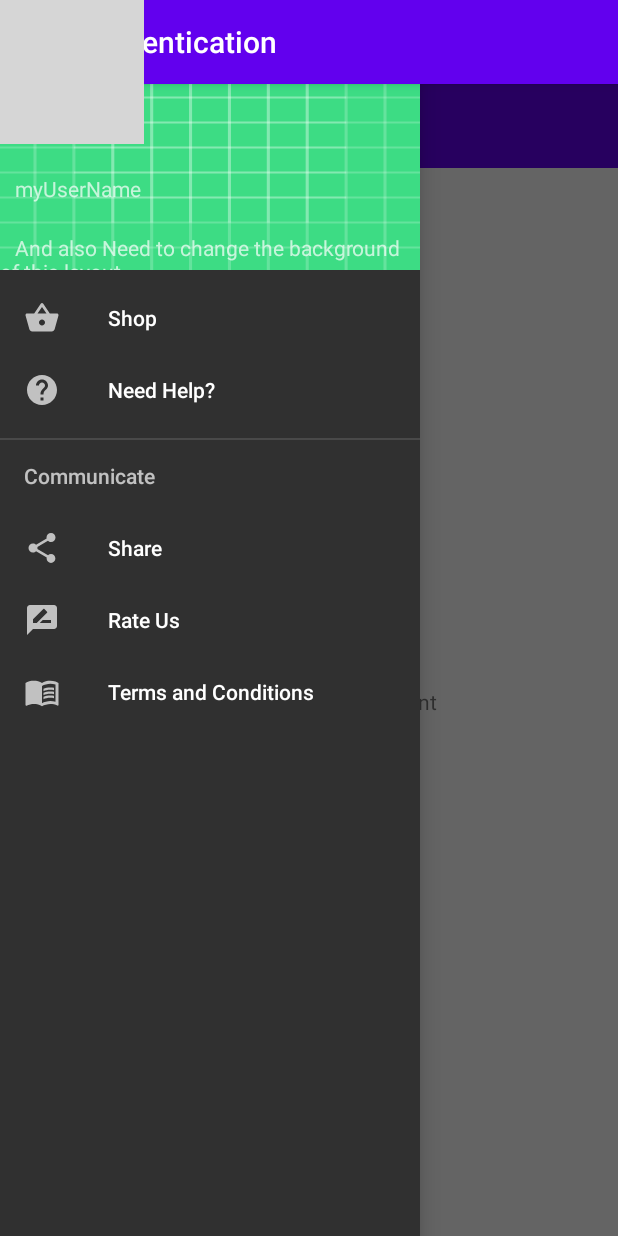
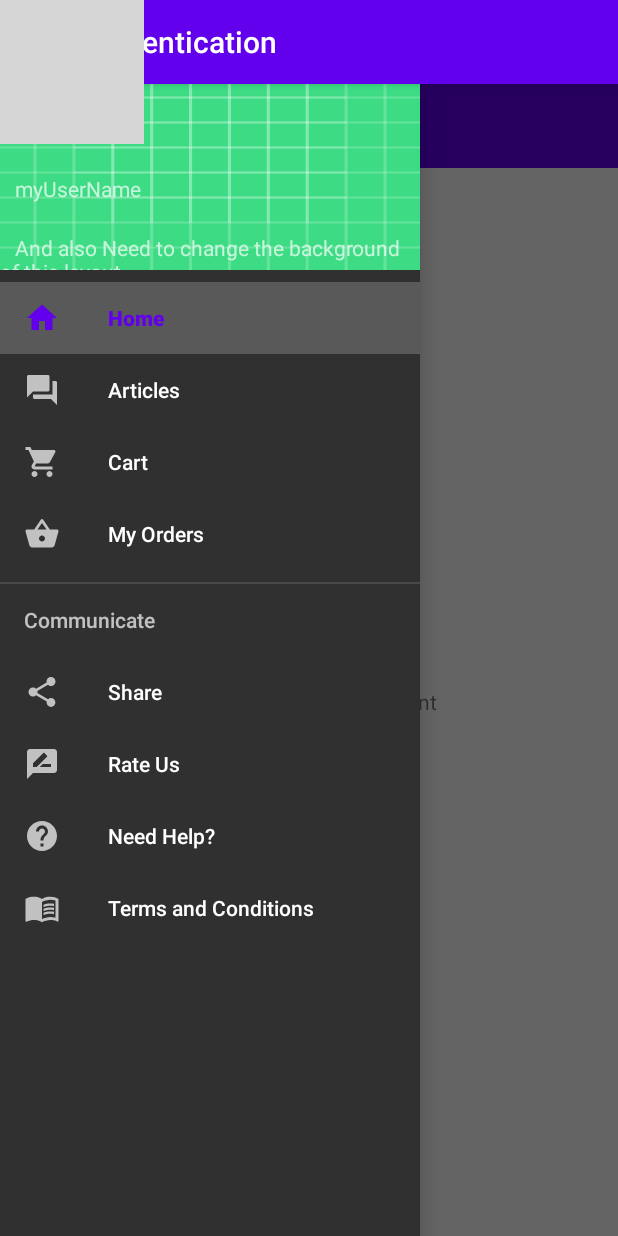
Before and after one commit to Sripranav-m/ORGANICA, an Android app: the nav_drawer screen opened directly, with no data from a screen before it, with the side drawer open, on a phone screen of 412 x 824 dp. Run offline under Robolectric (Android 15) with nearby library versions, the phone set to English and light mode, and no system bars; our stand-ins replace Firebase (no records; nobody signed in at launch, a user with empty details on screens opened directly); Roboto replaces fonts that are not available here; 1 statement that could not run was skipped; grey boxes are pictures that could not be loaded.

Commit message:
home cart article icons are added

```diff
--- a/app/src/main/res/menu/main_menu.xml
+++ b/app/src/main/res/menu/main_menu.xml
@@ -1,14 +1,30 @@
 <?xml version="1.0" encoding="utf-8"?>
-<menu xmlns:android="http://schemas.android.com/apk/res/android">
+<menu xmlns:android="http://schemas.android.com/apk/res/android"
+    xmlns:tools="http://schemas.android.com/tools"
+    tools:showIn= "navigation_view">
+
+
+    <group android:checkableBehavior="single">
+        <item
+            android:id = "@+id/nav_home"
+            android:icon="@drawable/ic_baseline_home_24"
+            android:title = "Home"/>
+        <item
+            android:id = "@+id/nav_article"
+            android:icon="@drawable/ic_baseline_forum_24"
+            android:title = "Articles"/>
+        <item
+            android:id = "@+id/nav_cart"
+            android:icon="@drawable/ic_baseline_shopping_cart_24"
+            android:title = "Cart"/>
+
+    </group>
+
     <group android:checkableBehavior="single">
         <item
             android:id="@+id/draw_shop"
-            android:title="Shop"
+            android:title="My Orders"
             android:icon="@drawable/ic_baseline_shopping_basket_24"/>
-        <item
-            android:id="@+id/draw_help"
-            android:title="Need Help?"
-            android:icon="@drawable/ic_baseline_help_24"/>
 
     </group>
 
@@ -23,6 +39,10 @@
                     android:id="@+id/draw_rate"
                     android:title = "Rate Us"
                     android:icon="@drawable/ic_baseline_rate_review_24"/>
+                <item
+                    android:id="@+id/draw_help"
+                    android:title="Need Help?"
+                    android:icon="@drawable/ic_baseline_help_24"/>
             </group>
         </menu>
     </item>
```
Lines whose indentation alone changed are shown as unchanged.
